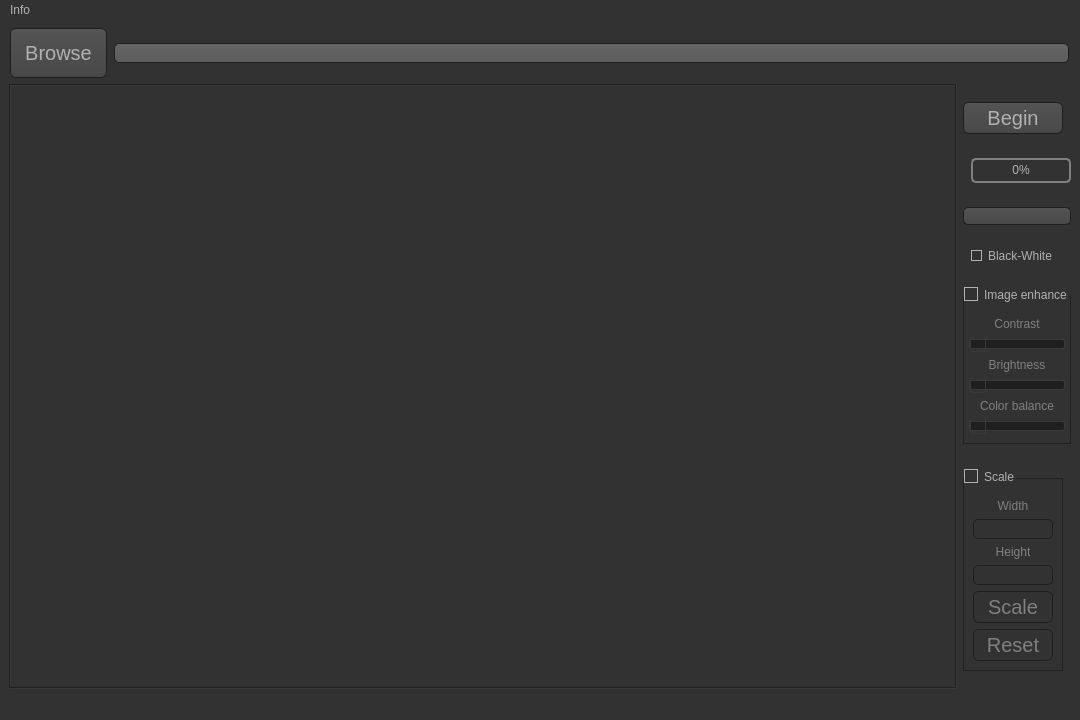
Old version of the form text_finder_search.ui in the repository Paikerite/Text-finder.
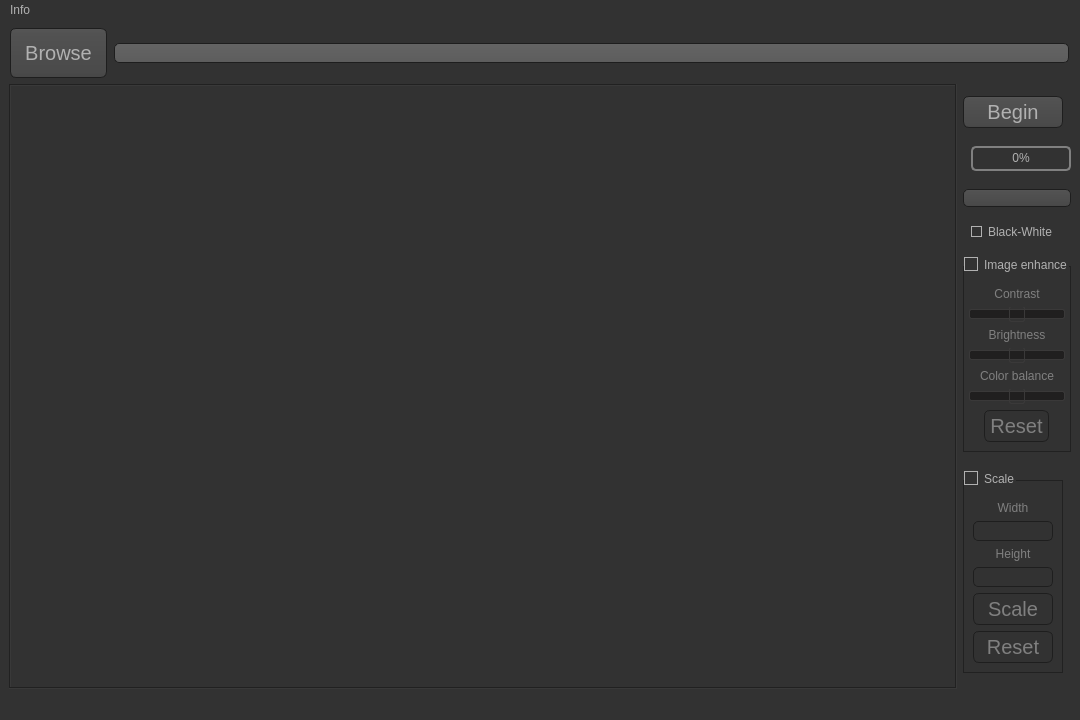
New version of the form. Icons and pictures are not drawn.

```diff
--- a/text_finder_search.ui
+++ b/text_finder_search.ui
@@ -902,7 +902,10 @@
               </size>
              </property>
              <property name="maximum">
-              <number>100</number>
+              <number>20</number>
+             </property>
+             <property name="value">
+              <number>10</number>
              </property>
              <property name="orientation">
               <enum>Qt::Horizontal</enum>
@@ -921,6 +924,12 @@
            </item>
            <item>
             <widget class="QSlider" name="horizontalSlider_brightness">
+             <property name="maximum">
+              <number>20</number>
+             </property>
+             <property name="value">
+              <number>10</number>
+             </property>
              <property name="orientation">
               <enum>Qt::Horizontal</enum>
              </property>
@@ -938,11 +947,48 @@
            </item>
            <item>
             <widget class="QSlider" name="horizontalSlider_color_blalance">
+             <property name="maximum">
+              <number>20</number>
+             </property>
+             <property name="value">
+              <number>10</number>
+             </property>
              <property name="orientation">
               <enum>Qt::Horizontal</enum>
              </property>
             </widget>
            </item>
+           <item alignment="Qt::AlignHCenter">
+            <widget class="QPushButton" name="pushButton_Reset_enhance">
+             <property name="sizePolicy">
+              <sizepolicy hsizetype="Minimum" vsizetype="Minimum">
+               <horstretch>0</horstretch>
+               <verstretch>0</verstretch>
+              </sizepolicy>
+             </property>
+             <property name="minimumSize">
+              <size>
+               <width>80</width>
+               <height>0</height>
+              </size>
+             </property>
+             <property name="maximumSize">
+              <size>
+               <width>86</width>
+               <height>32</height>
+              </size>
+             </property>
+             <property name="font">
+              <font>
+               <pointsize>-1</pointsize>
+               <stylestrategy>PreferDefault</stylestrategy>
+              </font>
+             </property>
+             <property name="text">
+              <string>Reset</string>
+             </property>
+            </widget>
+           </item>
           </layout>
          </widget>
         </item>
```
